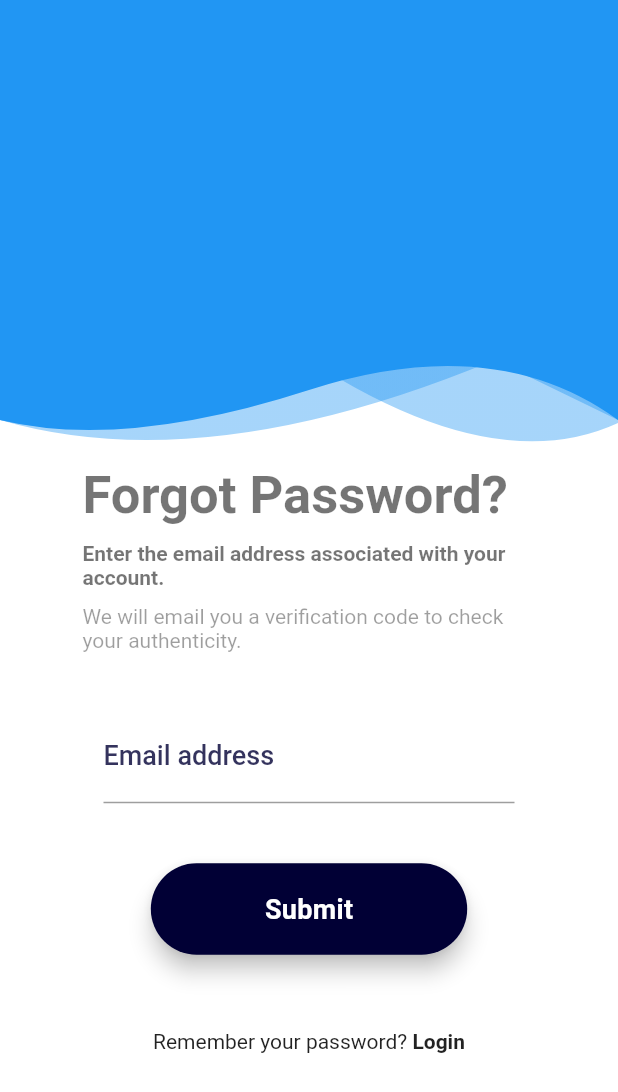
After one commit to rhythmbhandari/upahaar_solutions, a Flutter app: the ForgotPasswordPage screen opened by its route, on a phone screen of 412 x 824 dp. The commit adds this screen. Shown: the top 1092 px of the screen. Run offline on Flutter 3.47's test engine with Material 2 defaults, Android fonts, the phone set to English and light mode, and no system bars; our stand-ins replace get, hexcolor.

Commit message:
Forgot Page Integrated
Fixed Custom Painter moving on Forget Page

```diff
--- /dev/null
+++ b/lib/common/customPainterForgotPass.dart
@@ -0,0 +1,150 @@
+import 'package:flutter/material.dart';
+
+
+class HeaderWidget extends StatefulWidget {
+  final double _height;
+
+
+  const HeaderWidget(this._height, {key}) : super(key: key);
+
+  @override
+  _HeaderWidgetState createState() => _HeaderWidgetState(_height);
+}
+
+class _HeaderWidgetState extends State<HeaderWidget> {
+  double _height;
+
+  _HeaderWidgetState(this._height);
+
+  @override
+  Widget build(BuildContext context) {
+    double width = MediaQuery
+        .of(context)
+        .size
+        .width;
+
+    return Container(
+      child: Stack(
+        children: [
+          ClipPath(
+            child: Container(
+              decoration: new BoxDecoration(
+                gradient: new LinearGradient(
+                    colors: [
+                      Theme.of(context).primaryColor.withOpacity(0.4),
+                      Theme.of(context).accentColor.withOpacity(0.4),
+                    ],
+                    begin: const FractionalOffset(0.0, 0.0),
+                    end: const FractionalOffset(1.0, 0.0),
+                    stops: [0.0, 1.0],
+                    tileMode: TileMode.clamp
+                ),
+              ),
+            ),
+            clipper: new ShapeClipper(
+                [
+                  Offset(width / 5, _height),
+                  Offset(width / 10 * 5, _height - 60),
+                  Offset(width / 5 * 4, _height + 20),
+                  Offset(width, _height - 18)
+                ]
+            ),
+          ),
+          ClipPath(
+            child: Container(
+              decoration: new BoxDecoration(
+                gradient: new LinearGradient(
+                    colors: [
+                      Theme.of(context).primaryColor.withOpacity(0.4),
+                      Theme.of(context).accentColor.withOpacity(0.4),
+                    ],
+                    begin: const FractionalOffset(0.0, 0.0),
+                    end: const FractionalOffset(1.0, 0.0),
+                    stops: [0.0, 1.0],
+                    tileMode: TileMode.clamp
+                ),
+              ),
+            ),
+            clipper: new ShapeClipper(
+                [
+                  Offset(width / 3, _height + 20),
+                  Offset(width / 10 * 8, _height - 60),
+                  Offset(width / 5 * 4, _height - 60),
+                  Offset(width, _height - 20)
+                ]
+            ),
+          ),
+          ClipPath(
+            child: Container(
+              decoration: new BoxDecoration(
+                gradient: new LinearGradient(
+                    colors: [
+                      Theme.of(context).primaryColor,
+                      Theme.of(context).accentColor,
+                    ],
+                    begin: const FractionalOffset(0.0, 0.0),
+                    end: const FractionalOffset(1.0, 0.0),
+                    stops: [0.0, 1.0],
+                    tileMode: TileMode.clamp
+                ),
+              ),
+            ),
+            clipper: new ShapeClipper(
+                [
+                  Offset(width / 5, _height),
+                  Offset(width / 2, _height - 40),
+                  Offset(width / 5 * 4, _height - 80),
+                  Offset(width, _height - 20)
+                ]
+            ),
+          ),
+          Visibility(
+            child: Container(
+              height: _height - 40,
+              child: Center(
+                child: Container(
+                  margin: EdgeInsets.all(20),
+                  padding: EdgeInsets.only(
+                    left: 5.0,
+                    top: 20.0,
+                    right: 5.0,
+                    bottom: 20.0,
+                  ),
+
+                ),
+              ),
+            ),
+          ),
+
+        ],
+      ),
+    );
+  }
+}
+
+class ShapeClipper extends CustomClipper<Path> {
+  List<Offset> _offsets = [];
+  ShapeClipper(this._offsets);
+  @override
+  Path getClip(Size size) {
+    var path = new Path();
+
+    path.lineTo(0.0, size.height-20);
+
+    // path.quadraticBezierTo(size.width/5, size.height, size.width/2, size.height-40);
+    // path.quadraticBezierTo(size.width/5*4, size.height-80, size.width, size.height-20);
+
+    path.quadraticBezierTo(_offsets[0].dx, _offsets[0].dy, _offsets[1].dx,_offsets[1].dy);
+    path.quadraticBezierTo(_offsets[2].dx, _offsets[2].dy, _offsets[3].dx,_offsets[3].dy);
+
+    // path.lineTo(size.width, size.height-20);
+    path.lineTo(size.width, 0.0);
+    path.close();
+
+
+    return path;
+  }
+
+  @override
+  bool shouldReclip(CustomClipper<Path> oldClipper) => false;
+}
--- a/lib/main.dart
+++ b/lib/main.dart
@@ -1,5 +1,7 @@
 import 'package:flutter/material.dart';
 import 'package:get/get.dart';
+import 'package:hexcolor/hexcolor.dart';
+import 'package:upahaar_solutions/pages/forgotPasswordPage.dart';
 import 'package:upahaar_solutions/pages/loginPage.dart';
 import 'package:upahaar_solutions/pages/signUpPage.dart';
 import 'package:upahaar_solutions/pages/signUpPageAdditional.dart';
@@ -23,6 +25,7 @@ class MyApp extends StatelessWidget {
         GetPage(name: "/login", page: ()=>LoginPage()),
         GetPage(name: "/signUp", page: ()=>SignUpPage()),
         GetPage(name: "/signUpSecond", page: ()=>SignUpPageAdditional()),
+         GetPage(name: "/forgotPass", page: ()=>ForgotPasswordPage()),
       ],
     );
   }
--- /dev/null
+++ b/lib/pages/forgotPasswordPage.dart
@@ -0,0 +1,150 @@
+import 'package:flutter/cupertino.dart';
+import 'package:flutter/gestures.dart';
+import 'package:flutter/material.dart';
+import 'package:get/get.dart';
+import 'package:upahaar_solutions/common/customPainterForgotPass.dart';
+import 'package:upahaar_solutions/pages/loginPage.dart';
+import 'package:upahaar_solutions/widgets/textfield_box.dart';
+
+class ForgotPasswordPage extends StatefulWidget {
+  const ForgotPasswordPage({key}) : super(key: key);
+
+  @override
+  _ForgotPasswordPageState createState() => _ForgotPasswordPageState();
+}
+
+class _ForgotPasswordPageState extends State<ForgotPasswordPage> {
+  final _formKey = GlobalKey<FormState>();
+
+  @override
+  Widget build(BuildContext context) {
+    double _headerHeight = 300;
+    return Scaffold(
+        backgroundColor: Colors.white,
+        body: SingleChildScrollView(
+          child: Column(
+            children: [
+              Container(
+                height: _headerHeight,
+                child:
+                    HeaderWidget(_headerHeight),
+              ),
+              SafeArea(
+                child: Container(
+                  margin: EdgeInsets.fromLTRB(25, 10, 25, 10),
+                  padding: EdgeInsets.fromLTRB(10, 0, 10, 0),
+                  child: Column(
+                    children: [
+                      Container(
+                        alignment: Alignment.topLeft,
+                        margin: EdgeInsets.fromLTRB(20, 0, 20, 0),
+                        child: Column(
+                          mainAxisAlignment: MainAxisAlignment.start,
+                          crossAxisAlignment: CrossAxisAlignment.start,
+                          children: [
+                            Text(
+                              'Forgot Password?',
+                              style: TextStyle(
+                                  fontSize: 35,
+                                  fontWeight: FontWeight.bold,
+                                  color: Colors.black54),
+                              // textAlign: TextAlign.center,
+                            ),
+                            SizedBox(
+                              height: 10,
+                            ),
+                            Text(
+                              'Enter the email address associated with your account.',
+                              style: TextStyle(
+                                  // fontSize: 20,
+                                  fontWeight: FontWeight.bold,
+                                  color: Colors.black54),
+                              // textAlign: TextAlign.center,
+                            ),
+                            SizedBox(
+                              height: 10,
+                            ),
+                            Text(
+                              'We will email you a verification code to check your authenticity.',
+                              style: TextStyle(
+                                color: Colors.black38,
+                                // fontSize: 20,
+                              ),
+                              // textAlign: TextAlign.center,
+                            ),
+                          ],
+                        ),
+                      ),
+                      SizedBox(height: 40.0),
+                      Form(
+                        key: _formKey,
+                        child: Column(
+                          children: <Widget>[
+                            Container(
+                              child: TextFieldBox(
+                                  name: 'Email address',
+                                  controller: emailController,
+                                  inputType: TextInputType.emailAddress),
+                            ),
+                            SizedBox(height: 40.0),
+                            Container(
+                                child: Padding(
+                              padding: const EdgeInsets.only(bottom: 20.0),
+                              child: MaterialButton(
+                                onPressed: () {
+                                  Get.toNamed("/login");
+                                },
+                                shape: RoundedRectangleBorder(
+                                  borderRadius: BorderRadius.circular(60),
+                                ),
+                                elevation: 6,
+                                color: Color.fromRGBO(1, 0, 53, 1),
+                                child: Padding(
+                                  padding: const EdgeInsets.symmetric(
+                                      horizontal: 60, vertical: 20),
+                                  child: Text(
+                                    'Submit',
+                                    style: TextStyle(
+                                      color: Colors.white,
+                                      fontSize: 18,
+                                      fontWeight: FontWeight.w700,
+                                      letterSpacing: 0.2,
+                                    ),
+                                  ),
+                                ),
+                              ),
+                            )),
+                            SizedBox(height: 30.0),
+                            Text.rich(
+                              TextSpan(
+                                children: [
+                                  TextSpan(text: "Remember your password? "),
+                                  TextSpan(
+                                    text: 'Login',
+                                    recognizer: TapGestureRecognizer()
+                                      ..onTap = () {
+                                        Navigator.push(
+                                          context,
+                                          MaterialPageRoute(
+                                              builder: (context) =>
+                                                  LoginPage()),
+                                        );
+                                      },
+                                    style:
+                                        TextStyle(fontWeight: FontWeight.bold),
+                                  ),
+                                ],
+                              ),
+                            ),
+                          ],
+                        ),
+                      )
+                    ],
+                  ),
+                ),
+              )
+            ],
+          ),
+        ));
+  }
+}
--- a/lib/pages/loginPage.dart
+++ b/lib/pages/loginPage.dart
@@ -2,12 +2,12 @@ import 'package:flutter/cupertino.dart';
 import 'package:flutter/material.dart';
 import 'package:get/get.dart';
 import 'package:upahaar_solutions/common/customPainterLogin.dart';
+import 'package:upahaar_solutions/pages/forgotPasswordPage.dart';
 import 'package:upahaar_solutions/widgets/input_password.dart';
 import 'package:upahaar_solutions/widgets/textfield_box.dart';
 
 final TextEditingController emailController = TextEditingController();
 final TextEditingController passwordController = TextEditingController();
-
 
 class LoginPage extends StatelessWidget {
   LoginPage({key}) : super(key: key);
@@ -25,7 +25,6 @@ class LoginPage extends StatelessWidget {
     ));
   }
 }
-
 
 Widget buildLoginBackButton() {
   return Positioned(
@@ -152,7 +151,11 @@ Widget buildLoginBottomRow() {
             ),
           ),
         ),
-        Text(
+        GestureDetector(
+          onTap: () {
+            Get.toNamed("forgotPass");
+          },
+          child: Text(
           'Forgot Password',
           style: TextStyle(
             fontWeight: FontWeight.w700,
@@ -162,6 +165,8 @@ Widget buildLoginBottomRow() {
             color: Color.fromRGBO(1, 0, 53, 1),
           ),
         ),
+        ),
+
       ],
     ),
   );
--- a/lib/pages/welcomePage.dart
+++ b/lib/pages/welcomePage.dart
@@ -87,7 +87,11 @@ Widget buildLoginButton() {
 Widget buildWelcomePageButton() {
   return Padding(
     padding: const EdgeInsets.only(bottom: 20.0, top: 60),
-    child: Text(
+    child: GestureDetector(
+          onTap: () {
+            Get.toNamed("forgotPass");
+          },
+          child: Text(
       'Forgot password?',
       style: TextStyle(
         color: Colors.black87,
@@ -95,5 +99,5 @@ Widget buildWelcomePageButton() {
         decoration: TextDecoration.underline,
       ),
     ),
-  );
+  ));
 }
```
